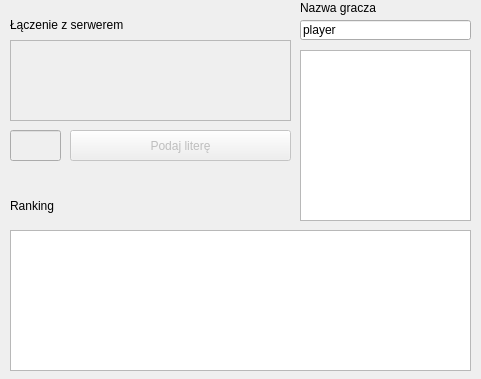
Qt form Wisielec/gamewindow.ui (Dombearx/Wisielec) before a commit.
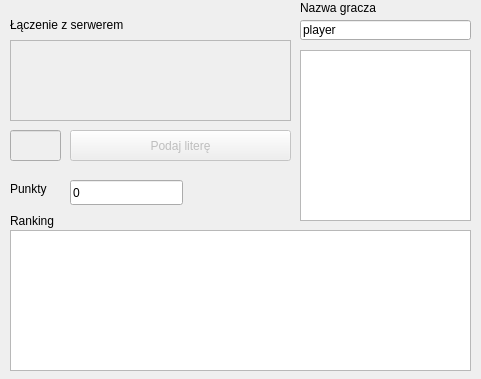
The same form after that commit.

```diff
--- a/Wisielec/gamewindow.ui
+++ b/Wisielec/gamewindow.ui
@@ -143,7 +143,7 @@
    <property name="geometry">
     <rect>
      <x>10</x>
-     <y>195</y>
+     <y>210</y>
      <width>111</width>
      <height>21</height>
     </rect>
@@ -152,6 +152,32 @@
     <string>Ranking</string>
    </property>
   </widget>
+  <widget class="QLabel" name="label_4">
+   <property name="geometry">
+    <rect>
+     <x>10</x>
+     <y>180</y>
+     <width>67</width>
+     <height>17</height>
+    </rect>
+   </property>
+   <property name="text">
+    <string>Punkty</string>
+   </property>
+  </widget>
+  <widget class="QLineEdit" name="pointsView">
+   <property name="geometry">
+    <rect>
+     <x>70</x>
+     <y>180</y>
+     <width>113</width>
+     <height>25</height>
+    </rect>
+   </property>
+   <property name="text">
+    <string>0</string>
+   </property>
+  </widget>
  </widget>
  <resources/>
  <connections/>
```
Left out of the diff: 6 changed lines with no effect on the pictures.
